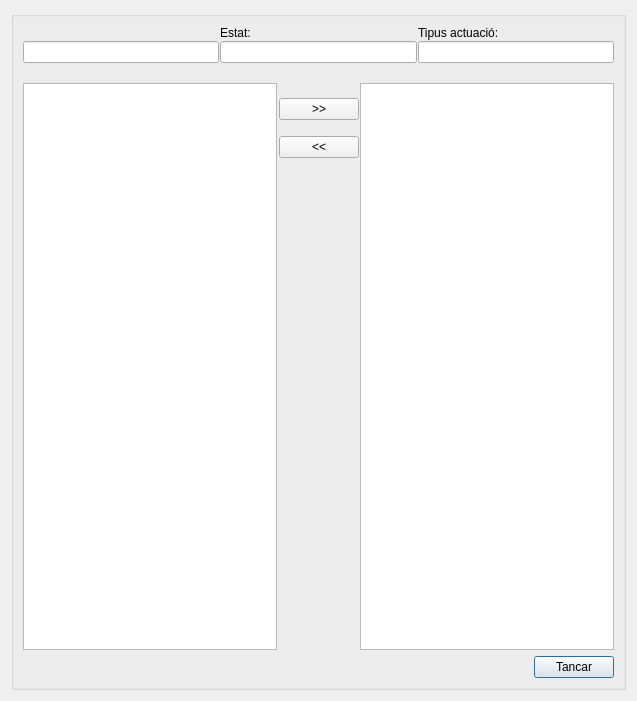
The window that core/ui/toolbars/cm/lot_selector.ui (Giswater/giswater_qgis_plugin) describes before a commit, drawn with Qt 5.
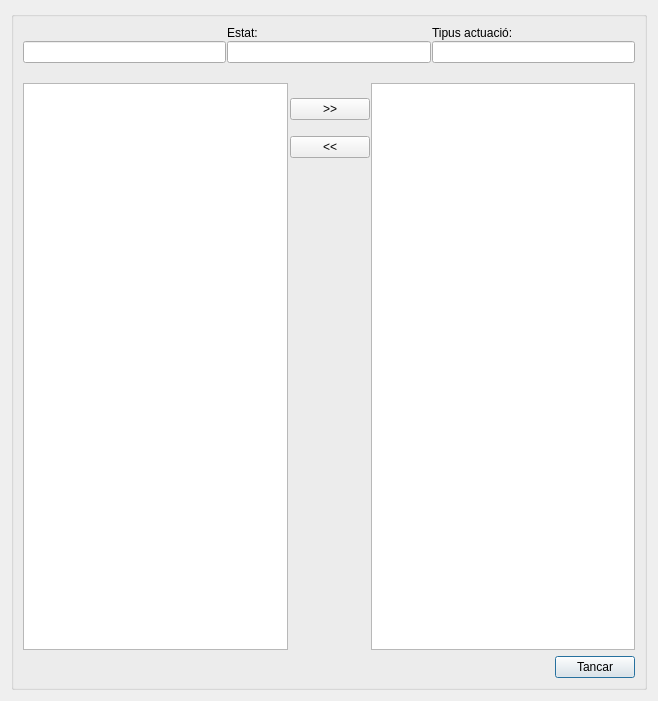
The same window after the commit.

Commit message: feat: add dialog name to translate all widgets from campaign manage dialogs

Patch:
```diff
--- a/core/ui/toolbars/cm/lot_selector.ui
+++ b/core/ui/toolbars/cm/lot_selector.ui
@@ -6,7 +6,7 @@
    <rect>
     <x>0</x>
     <y>0</y>
-    <width>637</width>
+    <width>658</width>
     <height>701</height>
    </rect>
   </property>
```
Left out of the diff: 4 changed lines with no effect on the pictures. The commit also changes 5 other files.
